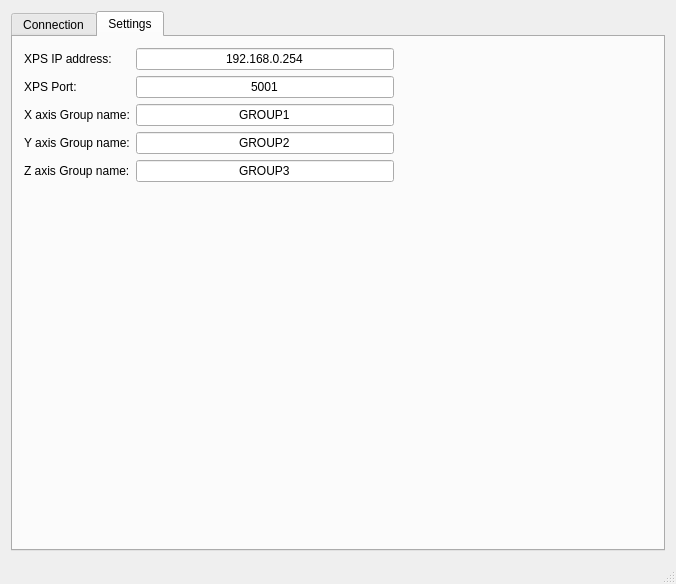
The window that mainwindow.ui (mvxe/MLA-CS) describes before a commit, drawn with Qt 5.
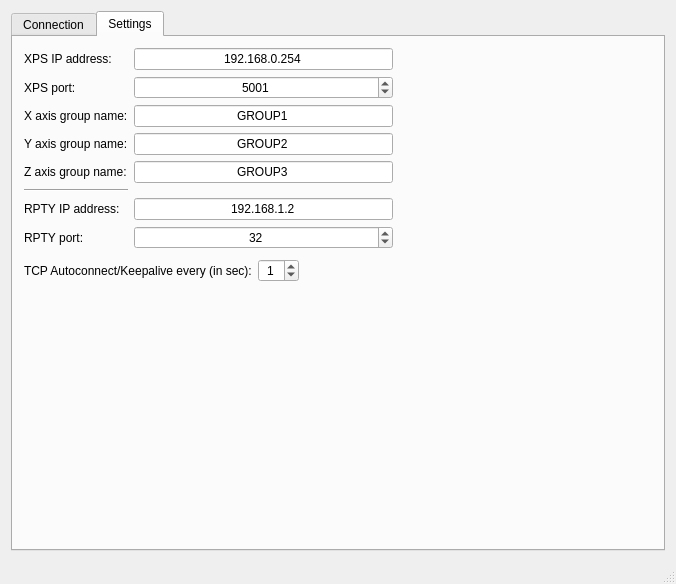
The same window after the commit. The open tabs and pages were chosen to show the change. Icons and pictures are not drawn.

```diff
--- a/mainwindow.ui
+++ b/mainwindow.ui
@@ -17,8 +17,8 @@
    <property name="enabled">
     <bool>true</bool>
    </property>
-   <layout class="QGridLayout" name="gridLayout_2">
-    <item row="0" column="0">
+   <layout class="QVBoxLayout" name="verticalLayout">
+    <item>
      <widget class="QTabWidget" name="tabWidget">
       <property name="currentIndex">
        <number>1</number>
@@ -27,24 +27,181 @@
        <attribute name="title">
         <string>Connection</string>
        </attribute>
+       <layout class="QGridLayout" name="gridLayout_2">
+        <item row="3" column="1">
+         <spacer name="verticalSpacer_2">
+          <property name="orientation">
+           <enum>Qt::Vertical</enum>
+          </property>
+          <property name="sizeHint" stdset="0">
+           <size>
+            <width>20</width>
+            <height>40</height>
+           </size>
+          </property>
+         </spacer>
+        </item>
+        <item row="1" column="0">
+         <widget class="QLabel" name="label_8">
+          <property name="text">
+           <string>MAKO connection status:</string>
+          </property>
+          <property name="alignment">
+           <set>Qt::AlignRight|Qt::AlignTrailing|Qt::AlignVCenter</set>
+          </property>
+         </widget>
+        </item>
+        <item row="0" column="0">
+         <widget class="QLabel" name="label_6">
+          <property name="text">
+           <string>XPS connection status:</string>
+          </property>
+          <property name="alignment">
+           <set>Qt::AlignRight|Qt::AlignTrailing|Qt::AlignVCenter</set>
+          </property>
+         </widget>
+        </item>
+        <item row="0" column="2">
+         <spacer name="horizontalSpacer_2">
+          <property name="orientation">
+           <enum>Qt::Horizontal</enum>
+          </property>
+          <property name="sizeHint" stdset="0">
+           <size>
+            <width>40</width>
+            <height>20</height>
+           </size>
+          </property>
+         </spacer>
+        </item>
+        <item row="0" column="1">
+         <widget class="QLabel" name="label_7">
+          <property name="sizePolicy">
+           <sizepolicy hsizetype="Preferred" vsizetype="Preferred">
+            <horstretch>0</horstretch>
+            <verstretch>0</verstretch>
+           </sizepolicy>
+          </property>
+          <property name="minimumSize">
+           <size>
+            <width>0</width>
+            <height>0</height>
+           </size>
+          </property>
+          <property name="maximumSize">
+           <size>
+            <width>50</width>
+            <height>50</height>
+           </size>
+          </property>
+          <property name="baseSize">
+           <size>
+            <width>0</width>
+            <height>0</height>
+           </size>
+          </property>
+          <property name="text">
+           <string/>
+          </property>
+          <property name="pixmap">
+           <pixmap>../../../../../.icons/Clarity-black/scalable/categories/stock_internet.svg</pixmap>
+          </property>
+          <property name="scaledContents">
+           <bool>true</bool>
+          </property>
+          <property name="alignment">
+           <set>Qt::AlignCenter</set>
+          </property>
+         </widget>
+        </item>
+        <item row="1" column="1">
+         <widget class="QLabel" name="label_9">
+          <property name="maximumSize">
+           <size>
+            <width>50</width>
+            <height>50</height>
+           </size>
+          </property>
+          <property name="baseSize">
+           <size>
+            <width>0</width>
+            <height>0</height>
+           </size>
+          </property>
+          <property name="text">
+           <string/>
+          </property>
+          <property name="pixmap">
+           <pixmap>../../../../../.icons/Clarity-black/scalable/categories/applications-electronics.svg</pixmap>
+          </property>
+          <property name="scaledContents">
+           <bool>true</bool>
+          </property>
+         </widget>
+        </item>
+        <item row="2" column="0">
+         <widget class="QLabel" name="label_13">
+          <property name="text">
+           <string>RPTY connection status:</string>
+          </property>
+          <property name="alignment">
+           <set>Qt::AlignRight|Qt::AlignTrailing|Qt::AlignVCenter</set>
+          </property>
+         </widget>
+        </item>
+        <item row="2" column="1">
+         <widget class="QLabel" name="label_14">
+          <property name="maximumSize">
+           <size>
+            <width>50</width>
+            <height>50</height>
+           </size>
+          </property>
+          <property name="text">
+           <string/>
+          </property>
+          <property name="pixmap">
+           <pixmap>../../../../../.icons/Clarity-black/scalable/categories/gnome-control-center.svg</pixmap>
+          </property>
+          <property name="scaledContents">
+           <bool>true</bool>
+          </property>
+         </widget>
+        </item>
+       </layout>
       </widget>
       <widget class="QWidget" name="tab_settings">
        <attribute name="title">
         <string>Settings</string>
        </attribute>
        <layout class="QGridLayout" name="gridLayout">
-        <item row="0" column="0">
+        <item row="1" column="0">
+         <layout class="QVBoxLayout" name="verticalLayout_2" stretch="0,0">
+          <property name="spacing">
+           <number>10</number>
+          </property>
+          <item>
          <layout class="QGridLayout" name="gridLayout_3">
-          <item row="1" column="1">
-           <widget class="QLineEdit" name="lineEdit_2">
+            <property name="bottomMargin">
+             <number>0</number>
+            </property>
+            <item row="4" column="1">
+             <widget class="QLineEdit" name="e_xps_zaxis">
             <property name="text">
-             <string>5001</string>
+               <string>GROUP3</string>
             </property>
             <property name="alignment">
              <set>Qt::AlignCenter</set>
             </property>
            </widget>
           </item>
+            <item row="4" column="0">
+             <widget class="QLabel" name="label_5">
+              <property name="text">
+               <string>Z axis group name:</string>
+              </property>
+             </widget>
+            </item>
           <item row="2" column="1">
            <widget class="QLineEdit" name="lineEdit_3">
             <property name="text">
@@ -58,7 +215,7 @@
           <item row="1" column="0">
            <widget class="QLabel" name="label_2">
             <property name="text">
-             <string>XPS Port:</string>
+               <string>XPS port:</string>
             </property>
            </widget>
           </item>
@@ -72,17 +229,27 @@
             </property>
            </widget>
           </item>
+            <item row="3" column="1">
+             <widget class="QLineEdit" name="e_xps_yaxis">
+              <property name="text">
+               <string>GROUP2</string>
+              </property>
+              <property name="alignment">
+               <set>Qt::AlignCenter</set>
+              </property>
+             </widget>
+            </item>
           <item row="2" column="0">
            <widget class="QLabel" name="label_3">
             <property name="text">
-             <string>X axis Group name:</string>
+               <string>X axis group name:</string>
             </property>
            </widget>
           </item>
           <item row="3" column="0">
            <widget class="QLabel" name="label_4">
             <property name="text">
-             <string>Y axis Group name:</string>
+               <string>Y axis group name:</string>
             </property>
            </widget>
           </item>
@@ -99,6 +266,36 @@
             </property>
            </spacer>
           </item>
+            <item row="6" column="1">
+             <widget class="QLineEdit" name="e_rpty_ip">
+              <property name="text">
+               <string>192.168.1.2</string>
+              </property>
+              <property name="alignment">
+               <set>Qt::AlignCenter</set>
+              </property>
+             </widget>
+            </item>
+            <item row="1" column="1">
+             <widget class="QSpinBox" name="e_xps_port">
+              <property name="alignment">
+               <set>Qt::AlignCenter</set>
+              </property>
+              <property name="maximum">
+               <number>65535</number>
+              </property>
+              <property name="value">
+               <number>5001</number>
+              </property>
+             </widget>
+            </item>
+            <item row="5" column="0">
+             <widget class="Line" name="line_3">
+              <property name="orientation">
+               <enum>Qt::Horizontal</enum>
+              </property>
+             </widget>
+            </item>
           <item row="0" column="0">
            <widget class="QLabel" name="label">
             <property name="minimumSize">
@@ -112,7 +309,72 @@
             </property>
            </widget>
           </item>
-          <item row="5" column="1">
+            <item row="6" column="0">
+             <widget class="QLabel" name="label_11">
+              <property name="text">
+               <string>RPTY IP address:</string>
+              </property>
+             </widget>
+            </item>
+            <item row="7" column="0">
+             <widget class="QLabel" name="label_12">
+              <property name="text">
+               <string>RPTY port:</string>
+              </property>
+             </widget>
+            </item>
+            <item row="7" column="1">
+             <widget class="QSpinBox" name="spinBox">
+              <property name="alignment">
+               <set>Qt::AlignCenter</set>
+              </property>
+              <property name="maximum">
+               <number>65535</number>
+              </property>
+              <property name="value">
+               <number>32</number>
+              </property>
+             </widget>
+            </item>
+           </layout>
+          </item>
+          <item>
+           <layout class="QGridLayout" name="gridLayout_4">
+            <item row="0" column="1">
+             <widget class="QSpinBox" name="e_timeout">
+              <property name="alignment">
+               <set>Qt::AlignCenter</set>
+              </property>
+              <property name="value">
+               <number>1</number>
+              </property>
+             </widget>
+            </item>
+            <item row="0" column="0">
+             <widget class="QLabel" name="label_10">
+              <property name="text">
+               <string>TCP Autoconnect/Keepalive every (in sec):</string>
+              </property>
+             </widget>
+            </item>
+            <item row="0" column="2">
+             <spacer name="horizontalSpacer_3">
+              <property name="orientation">
+               <enum>Qt::Horizontal</enum>
+              </property>
+              <property name="sizeHint" stdset="0">
+               <size>
+                <width>40</width>
+                <height>20</height>
+               </size>
+              </property>
+             </spacer>
+            </item>
+           </layout>
+          </item>
+         </layout>
+        </item>
+        <item row="3" column="0">
            <spacer name="verticalSpacer">
             <property name="orientation">
              <enum>Qt::Vertical</enum>
@@ -124,35 +386,6 @@
              </size>
             </property>
            </spacer>
-          </item>
-          <item row="4" column="0">
-           <widget class="QLabel" name="label_5">
-            <property name="text">
-             <string>Z axis Group name:</string>
-            </property>
-           </widget>
-          </item>
-          <item row="3" column="1">
-           <widget class="QLineEdit" name="lineEdit_4">
-            <property name="text">
-             <string>GROUP2</string>
-            </property>
-            <property name="alignment">
-             <set>Qt::AlignCenter</set>
-            </property>
-           </widget>
-          </item>
-          <item row="4" column="1">
-           <widget class="QLineEdit" name="lineEdit_5">
-            <property name="text">
-             <string>GROUP3</string>
-            </property>
-            <property name="alignment">
-             <set>Qt::AlignCenter</set>
-            </property>
-           </widget>
-          </item>
-         </layout>
         </item>
        </layout>
       </widget>
```
Left out of the diff: 6 changed lines with no effect on the pictures. Lines whose indentation alone changed are shown as unchanged.
